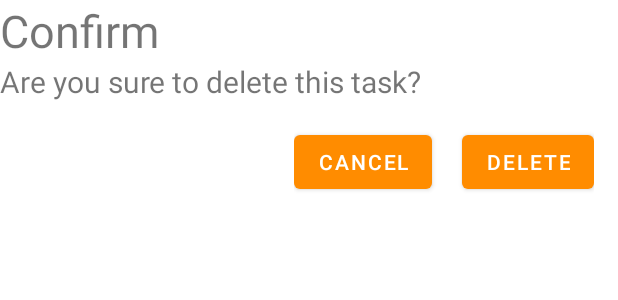
After one commit to RahafNasser-cs/ToDo, an Android app: the layout popup_delete.xml on its own in the app's theme, with its tools: preview values and no code run, on a phone screen of 412 x 824 dp. The commit adds this screen. Shown: the top 300 px of the screen. Run offline under Robolectric (Android 15) with nearby library versions, the phone set to English and light mode, and no system bars.

Commit message:
completed-> completion task feature

```diff
--- a/app/src/main/java/com/example/todo/adapter/ItemAdapter.kt
+++ b/app/src/main/java/com/example/todo/adapter/ItemAdapter.kt
@@ -62,6 +62,7 @@ class ItemAdapter(
             }
 
             if (taskStatus == "Complete") {
+                Log.d("In Adapter (if--> complete)","taskstatus $taskStatus")
                 val ss = SpannableString(title)
                 val strikeThrowSpan = StrikethroughSpan()
                 ss.setSpan(strikeThrowSpan,0, title.length-1,Spanned.SPAN_EXCLUSIVE_EXCLUSIVE)
@@ -69,6 +70,7 @@ class ItemAdapter(
 //                holder.titleTask.paintFlags = holder.titleTask.paintFlags or Paint.STRIKE_THRU_TEXT_FLAG
 //                holder.titleTask.setTextAppearance(R.style.italicText)
             }else {
+                Log.d("In Adapter (else--> incomplete)","taskstatus $taskStatus")
                 holder.titleTask.text = title
             }
             holder.taskDate.text = date
--- /dev/null
+++ b/app/src/main/res/layout/popup_delete.xml
@@ -0,0 +1,62 @@
+<?xml version="1.0" encoding="utf-8"?>
+<layout
+    xmlns:android="http://schemas.android.com/apk/res/android"
+    xmlns:app="http://schemas.android.com/apk/res-auto">
+
+    <data>
+        <variable
+            name="viewModel"
+            type="com.example.todo.model.TaskViewModel" />
+        <variable
+            name="taskDetailsFragment"
+            type="com.example.todo.TaskDetailsFragment" />
+    </data>
+
+    <androidx.constraintlayout.widget.ConstraintLayout
+        android:layout_width="match_parent"
+        android:layout_height="match_parent"
+        android:orientation="vertical"
+        >
+        <com.google.android.material.textview.MaterialTextView
+            android:layout_width="wrap_content"
+            android:layout_height="wrap_content"
+            android:text="Confirm"
+            android:id="@+id/confirm_textview"
+            android:textSize="30sp"
+            app:layout_constraintTop_toTopOf="parent"
+            app:layout_constraintStart_toStartOf="parent"/>
+        <com.google.android.material.textview.MaterialTextView
+            android:layout_width="wrap_content"
+            android:layout_height="wrap_content"
+            android:text="Are you sure to delete this task?"
+            android:textSize="20sp"
+            app:layout_constraintTop_toBottomOf="@+id/confirm_textview"
+            app:layout_constraintStart_toStartOf="@+id/confirm_textview"
+            android:id="@+id/delete_msg_textview"/>
+        <LinearLayout
+            android:layout_width="wrap_content"
+            android:layout_height="wrap_content"
+            android:orientation="horizontal"
+            app:layout_constraintEnd_toEndOf="parent"
+            android:layout_margin="16dp"
+            app:layout_constraintTop_toBottomOf="@+id/delete_msg_textview">
+            <com.google.android.material.button.MaterialButton
+                android:layout_width="wrap_content"
+                android:layout_height="wrap_content"
+                android:text="Cancel"
+                android:layout_marginEnd="20dp"
+                android:id="@+id/cancel_btn"
+                android:onClick="@{()-> taskDetailsFragment.cancelDeleteTask()}"
+                />
+            <com.google.android.material.button.MaterialButton
+                android:layout_width="wrap_content"
+                android:layout_height="wrap_content"
+                android:text="Delete"
+                android:id="@+id/delete_btn"
+                android:onClick="@{()-> taskDetailsFragment.deleteTask()}"
+                />
+        </LinearLayout>
+    </androidx.constraintlayout.widget.ConstraintLayout>
+
+
+</layout>
```
Also changed, not shown: app/src/main/java/com/example/todo/StartFragment.kt (+44 -4 lines), app/src/main/java/com/example/todo/TaskDetailsFragment.kt (+26 -2 lines), app/src/main/java/com/example/todo/model/TaskViewModel.kt (+29 -2 lines), app/src/main/res/layout/fragment_task_details.xml (+4 -5 lines), app/src/main/res/navigation/nav_graph.xml (+10 -11 lines).
